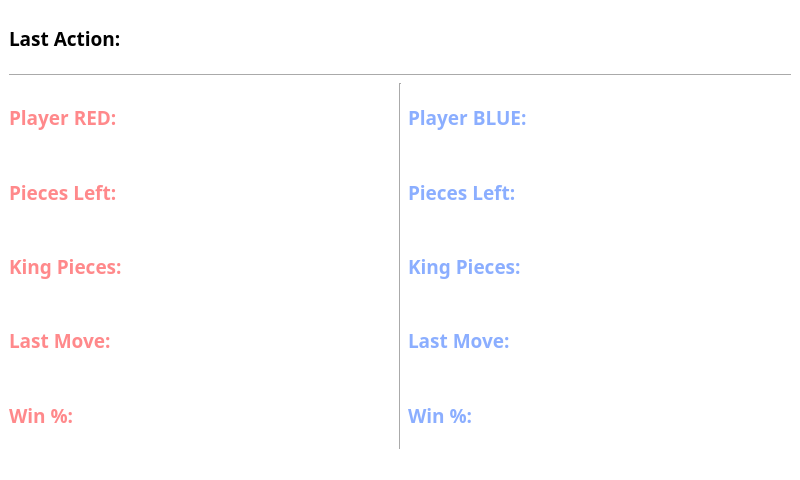
Old version of the form Pi App Code/Frontend_UI.ui in the repository asmithie13/Senior-Design.
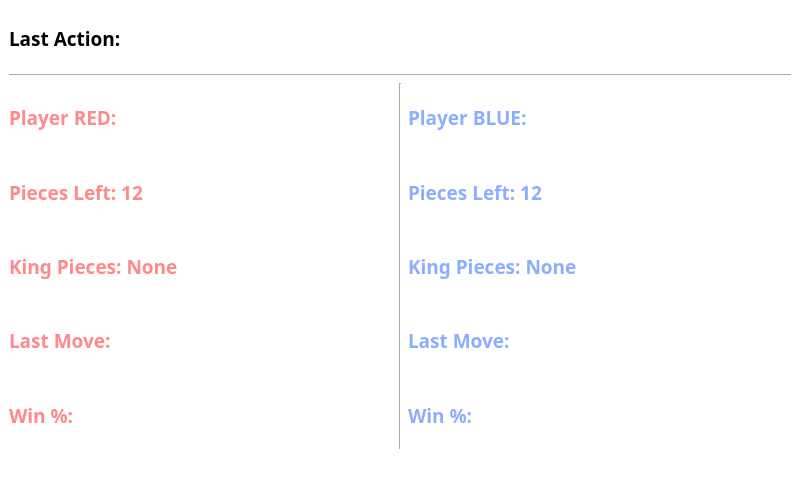
New version of the form.

Commit message: Rest of frontend elements complete

```diff
--- a/Pi App Code/Frontend_UI.ui
+++ b/Pi App Code/Frontend_UI.ui
@@ -53,7 +53,7 @@
        <string notr="true">color: rgb(139, 174, 255);</string>
       </property>
       <property name="text">
-       <string>King Pieces:</string>
+       <string>King Pieces: None</string>
       </property>
      </widget>
     </item>
@@ -189,7 +189,7 @@
        <string notr="true">color: rgb(255, 137, 139);</string>
       </property>
       <property name="text">
-       <string>King Pieces:</string>
+       <string>King Pieces: None</string>
       </property>
      </widget>
     </item>
@@ -249,7 +249,7 @@
        <string notr="true">color: rgb(255, 137, 139);</string>
       </property>
       <property name="text">
-       <string>Pieces Left: </string>
+       <string>Pieces Left: 12</string>
       </property>
      </widget>
     </item>
@@ -267,7 +267,7 @@
        <string notr="true">color: rgb(139, 174, 255);</string>
       </property>
       <property name="text">
-       <string>Pieces Left: </string>
+       <string>Pieces Left: 12</string>
       </property>
      </widget>
     </item>
```
The commit also changes 2 other files.
